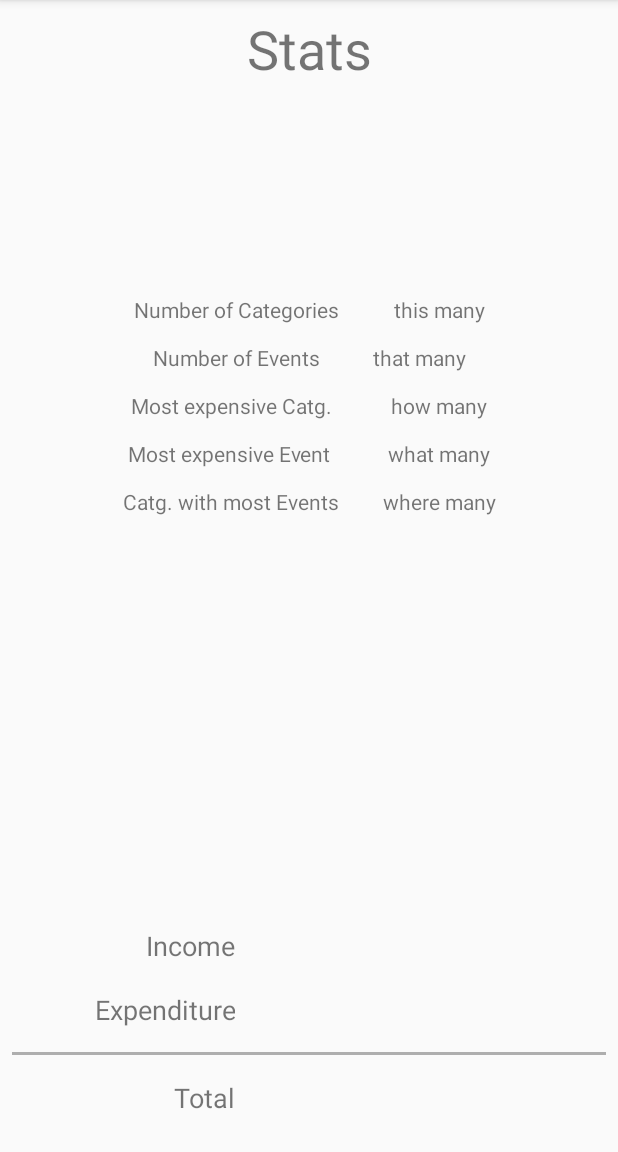
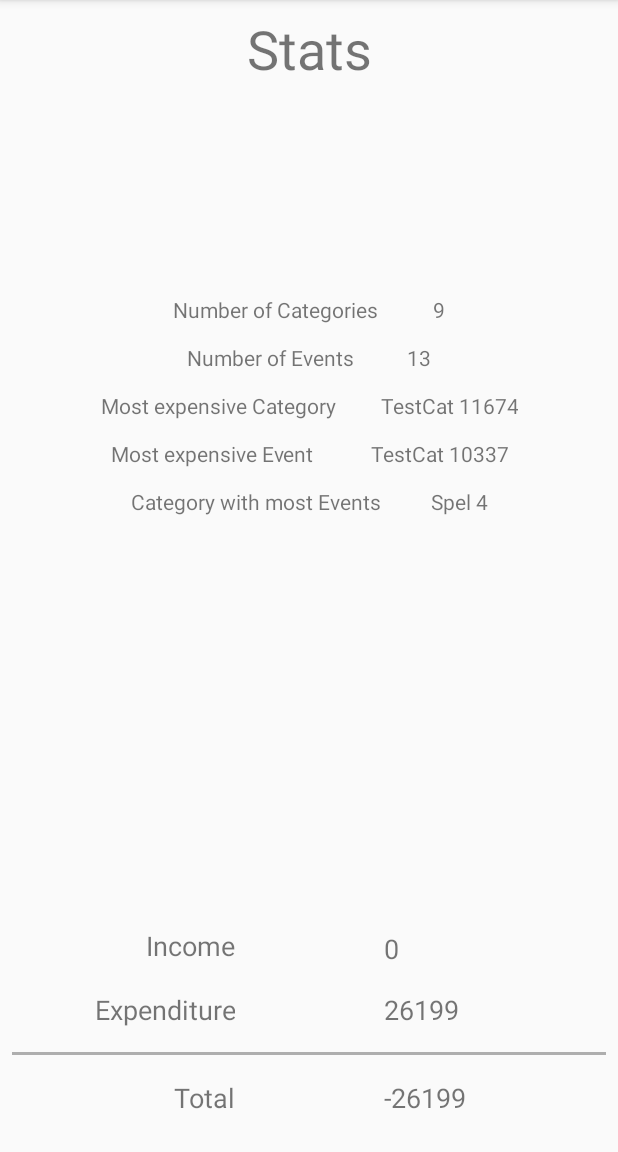
Before and after one commit to Yrrahz/ApplicationX, an Android app: the screen it shows after launch (StatsActivity), in the options menu, after a tap on "Stats", on a phone screen of 412 x 824 dp, the part 84-1236 px from its top. Run offline under Robolectric (Android 15) with nearby library versions, the phone set to English and light mode, and no system bars.

Commit message:
Implemented first statsActivity logic. This has great improvment potential. It's only a first draft. Also fixed a minor issue when a user tries to add an event with value 0. This is no longer possible. Added two extra options in the menu. They have no logic implemented yet.

```diff
--- a/app/src/main/java/booken/yrrah/applicationx/DBHandler.java
+++ b/app/src/main/java/booken/yrrah/applicationx/DBHandler.java
@@ -383,8 +383,47 @@ public class DBHandler extends SQLiteOpenHelper{
         addCategory(cm);
         cm = new CategoryModel("Newtestcat",10);
         addCategory(cm);
+        cm = new CategoryModel("Hyra",11);
+        addCategory(cm);
+        cm = new CategoryModel("Spel",12);
+        addCategory(cm);
+        cm = new CategoryModel("Mat",13);
+        addCategory(cm);
+        cm = new CategoryModel("Hygien",14);
+        addCategory(cm);
+        cm = new CategoryModel("Transport",15);
+        addCategory(cm);
+        cm = new CategoryModel("Jobb",16);
+        addCategory(cm);
+        cm = new CategoryModel("Övrigt",17);
+        addCategory(cm);
 
         ExpenditureModel expModel = new ExpenditureModel(123,10337,"TestExp Model !/", "TestCat",1);
         addExpenditure(expModel);
+        expModel = new ExpenditureModel(124,1524,"event","Hyra",1);
+        addExpenditure(expModel);
+        expModel = new ExpenditureModel(125,165,"event","Spel",1);
+        addExpenditure(expModel);
+        expModel = new ExpenditureModel(126,1234,"event","Mat",1);
+        addExpenditure(expModel);
+        expModel = new ExpenditureModel(127,1684,"event","Hygien",1);
+        addExpenditure(expModel);
+        expModel = new ExpenditureModel(128,1693,"event","Transport",1);
+        addExpenditure(expModel);
+        expModel = new ExpenditureModel(129,1774,"event","Jobb",1);
+        addExpenditure(expModel);
+        expModel = new ExpenditureModel(1210,152,"event","Övrigt",1);
+        addExpenditure(expModel);
+        expModel = new ExpenditureModel(1211,15,"event","Spel",1);
+        addExpenditure(expModel);
+        expModel = new ExpenditureModel(1212,1524,"event","Spel",1);
+        addExpenditure(expModel);
+        expModel = new ExpenditureModel(1213,1567,"event","Spel",1);
+        addExpenditure(expModel);
+        expModel = new ExpenditureModel(1214,1561,"event","Mat",1);
+        addExpenditure(expModel);
+        expModel = new ExpenditureModel(1215,1524,"event","Newtestcat",1);
+        addExpenditure(expModel);
+
     }
 }
--- a/app/src/main/java/booken/yrrah/applicationx/MainActivity.java
+++ b/app/src/main/java/booken/yrrah/applicationx/MainActivity.java
@@ -51,7 +51,12 @@ public class MainActivity extends AppCompatActivity {
             case R.id.menu_stats:
                 Intent intent = new Intent(this, StatsActivity.class);
                 startActivity(intent);
-                //Toast.makeText(getApplicationContext(),"Stats pressed!", Toast.LENGTH_SHORT).show();
+                return true;
+            case R.id.menu_sort_alpha:
+                Toast.makeText(getApplicationContext(),"Sort Alphabetically pressed!", Toast.LENGTH_SHORT).show();
+                return true;
+            case R.id.menu_sort_value:
+                Toast.makeText(getApplicationContext(),"Sort by Value pressed!", Toast.LENGTH_SHORT).show();
                 return true;
             case R.id.menu_about:
                 Toast.makeText(getApplicationContext(),"About pressed!", Toast.LENGTH_SHORT).show();
@@ -164,9 +169,13 @@ public class MainActivity extends AppCompatActivity {
         builder.setPositiveButton("OK", new DialogInterface.OnClickListener() {
             @Override
             public void onClick(DialogInterface dialog, int which) {
-                dbHandler.addExpenditure(new ExpenditureModel(Integer.parseInt(input.getText().toString()),"inserted event",categoryName,5));
-                updateMainList(dbHandler.getAllCategories());
-                updateTotalAmount();
+                if(Integer.parseInt(input.getText().toString()) == 0){ // If the user thought it was a good idea to add an event with the value 0... dumb ass...
+                    dialog.cancel();
+                }else {
+                    dbHandler.addExpenditure(new ExpenditureModel(Integer.parseInt(input.getText().toString()),"inserted event",categoryName,5));
+                    updateMainList(dbHandler.getAllCategories());
+                    updateTotalAmount();
+                }
             }
         });
         builder.setNegativeButton("Cancel", new DialogInterface.OnClickListener() {
--- a/app/src/main/java/booken/yrrah/applicationx/StatsActivity.java
+++ b/app/src/main/java/booken/yrrah/applicationx/StatsActivity.java
@@ -4,7 +4,13 @@ import android.support.v7.app.AppCompatActivity;
 import android.os.Bundle;
 import android.widget.TextView;
 
+import java.util.HashMap;
+import java.util.List;
+import java.util.Map;
+
 public class StatsActivity extends AppCompatActivity {
+
+    private DBHandler dbHandler;
 
     @Override
     protected void onCreate(Bundle savedInstanceState) {
@@ -14,12 +20,72 @@ public class StatsActivity extends AppCompatActivity {
         setUp();
     }
 
+    // Here you can practice Algorithms. TODO : Optimize, maybe with some threads...
     private void setUp(){
+        this.dbHandler = new DBHandler(this);
+
+        int nrOfCategories = dbHandler.getCategoriesCount();
+        String mostExpensiveCategory = "";
+        int mostExpensiveCat = 0;
+        List<CategoryModel> categoryList = dbHandler.getAllCategories();
+        for(CategoryModel cm : categoryList){
+            if(cm.getTotalAmount() >= mostExpensiveCat){ // If two or more categories has the same maxValue. Then this returns the last one found.
+                mostExpensiveCat = cm.getTotalAmount();
+                mostExpensiveCategory = cm.getName();
+            }
+        }
+
+        List<ExpenditureModel> expList = dbHandler.getAllExpAmounts();
+        int nrOfEvents = expList.size();
+        String eventWithHighestValue = "";
+        int mostExpEvent = 0;
+        String catWithMostExp;
+        int catWithMostExpInt;
+        if(categoryList.size() == 1){
+            catWithMostExp = categoryList.get(0).getName();
+            catWithMostExpInt = dbHandler.getAllExpToCategory(catWithMostExp).size(); // Here you could run getAllExp.. but this seems more correct in principle.
+        }else{
+            catWithMostExp = "";
+            catWithMostExpInt = 0;
+        }
+        Map<String, Integer> testMap = new HashMap<>();
+        for(ExpenditureModel exp : expList){
+            String category = exp.getRefID();
+            if(exp.getAmount() > mostExpEvent){
+                mostExpEvent = exp.getAmount();
+                eventWithHighestValue = category;
+            }
+            if(!testMap.containsKey(category)){
+                testMap.put(category, 1);
+            }else{
+                if(testMap.get(category) + 1 > catWithMostExpInt){
+                    catWithMostExpInt = testMap.get(category) + 1;
+                    catWithMostExp = category;
+                    testMap.put(category,catWithMostExpInt);
+                }else{
+                    testMap.put(category,testMap.get(category)+1);
+                }
+            }
+        }
+
+        String stats = "Number of Categories\t\t\t"+ nrOfCategories +"\n\nNumber of Events\t\t\t"+nrOfEvents+
+                "\n\nMost expensive Category\t\t\t"+mostExpensiveCategory+" "+mostExpensiveCat+
+                "\n\nMost expensive Event\t\t\t"+eventWithHighestValue+" "+mostExpEvent+
+                "\n\nCategory with most Events\t\t\t"+catWithMostExp+" "+catWithMostExpInt;
         TextView listOfStats = findViewById(R.id.listOfStatsView);
+        listOfStats.setText(stats);
 
-        String stats = "Number of Categories\t\t\tthis many\n\nNumber of Events\t\t\tthat many\n\n" +
-                "Most expensive Catg.\t\t\thow many\n\nMost expensive Event\t\t\twhat many\n\n" +
-                "Catg. with most Events\t\t\twhere many";
-        listOfStats.setText(stats);
+        int income = 0;
+        int expenditure = dbHandler.totalAmount();
+        int result = income - expenditure;
+
+        listOfStats = findViewById(R.id.nrOfIncome);
+        listOfStats.setText(String.format("%s",income));
+
+        listOfStats = findViewById(R.id.nrOfExpenditure);
+        listOfStats.setText(String.format("%s",expenditure));
+
+        listOfStats = findViewById(R.id.nrOfResult);
+        listOfStats.setText(String.format("%s",result));
     }
 }
--- a/app/src/main/res/menu/main_menu.xml
+++ b/app/src/main/res/menu/main_menu.xml
@@ -2,6 +2,10 @@
 <menu xmlns:android="http://schemas.android.com/apk/res/android">
     <item android:id="@+id/menu_stats"
         android:title="@string/stats"/>
+    <item android:id="@+id/menu_sort_alpha"
+        android:title="@string/sort_alpha"/>
+    <item android:id="@+id/menu_sort_value"
+        android:title="@string/sort_value"/>
     <item android:id="@+id/menu_about"
         android:title="@string/about" />
 </menu>
--- a/app/src/main/res/values/strings.xml
+++ b/app/src/main/res/values/strings.xml
@@ -8,4 +8,6 @@
     <string name="expenditure">Expenditure</string>
     <string name="total">Total</string>
     <string name="incExp">Income\n\nExpenditure</string>
+    <string name="sort_alpha">Sort Alphabetically</string>
+    <string name="sort_value">Sort by Value</string>
 </resources>
```
